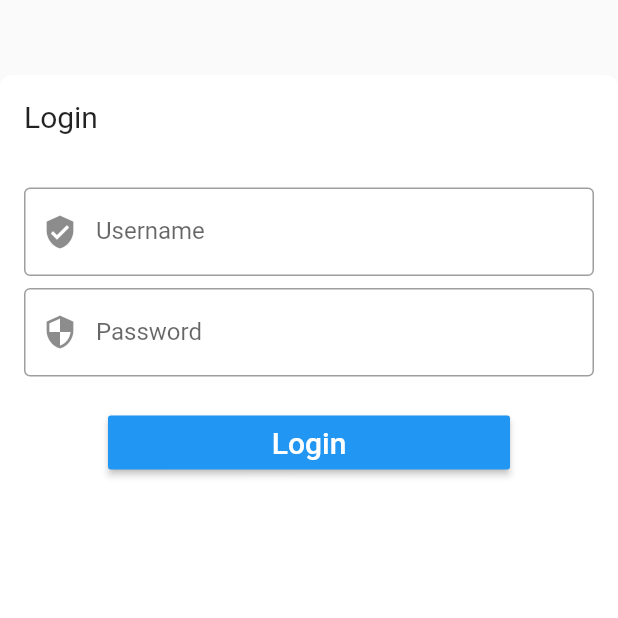
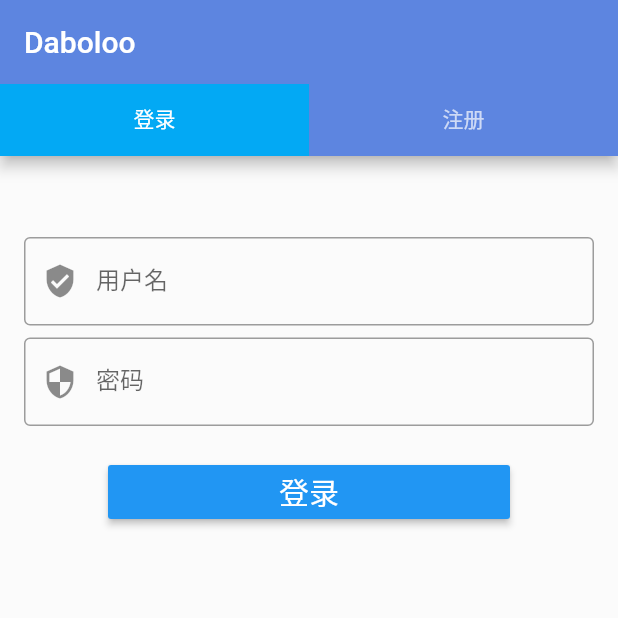
Before and after one commit to daboloo/boloo-im-app, a Flutter app: the screen it shows after launch, on a phone screen of 412 x 824 dp, the top half of it. Run offline on Flutter 3.47's test engine with Material 2 defaults, Android fonts, the phone set to English and light mode, and no system bars; our stand-ins replace convert, device_info, dio, shared_preferences.

Commit message:
完善登录注册界面和交互提示

```diff
--- a/lib/callbacks/login_callback.dart
+++ b/lib/callbacks/login_callback.dart
@@ -4,7 +4,7 @@ mixin LoginCallbackMixin {
 
   void onUserLoginSuccess(String username);
 
-  void onUserRegisterSuccess(String username);
+  void onUserRegisterSuccess(String username, String password);
 
   void onError(ErrorData errorData);
 }
--- a/lib/pages/login/login.dart
+++ b/lib/pages/login/login.dart
@@ -11,54 +11,75 @@ class LoginPage extends StatefulWidget {
   _LoginPageState createState() => _LoginPageState();
 }
 
-class _LoginPageState extends State<LoginPage> with LoginCallbackMixin {
+class _LoginPageState extends State<LoginPage> with LoginCallbackMixin, SingleTickerProviderStateMixin {
 
-  TextEditingController _controllerUserName = TextEditingController();
-  TextEditingController _controllerPassword = TextEditingController();
+  TabController _tabController;
+
+  TextEditingController _controllerLoginUserName = TextEditingController();
+  TextEditingController _controllerLoginPassword = TextEditingController();
+
+  TextEditingController _controllerRegisterUserName = TextEditingController();
+  TextEditingController _controllerRegisterPassword = TextEditingController();
 
   LoginApiRequest _httpRequest;
+
+  List tabs = ["登录", "注册"];
 
   @override
   void initState() {
     super.initState();
     _httpRequest = LoginApiRequest(this);
+    _tabController = TabController(length: tabs.length, vsync: this);
   }
 
   @override
   Widget build(BuildContext context) {
+    return Scaffold(
+      appBar: AppBar(
+        title: Text("Daboloo"),
+        bottom: PreferredSize(
+          preferredSize: Size.fromHeight(48),
+          child: Material(
+            color: Color(0xFF5D85E0),
+            child: TabBar(
+              indicator: BoxDecoration(color: Colors.lightBlue),
+              controller: _tabController,
+              tabs: tabs.map((e) => Tab(text: e)).toList()
+            ),
+          ),
+        ),
+      ),
+      body: TabBarView(
+        controller: _tabController,
+        children: <Widget>[
+          getLoginContainer(),
+          getRegisterContainer()
+        ],
+      ),
+    );
+  }
+
+  Widget getLoginContainer() {
     return Container(
-      margin: EdgeInsets.only(top: 50),
+      padding: EdgeInsets.only(top: 50),
       width: double.infinity,
       decoration: BoxDecoration(
-        color: Colors.white,
+        color: Colors.white10,
         borderRadius: BorderRadius.circular(8),
       ),
       child: Column(
         crossAxisAlignment: CrossAxisAlignment.start,
         children: <Widget>[
           Container(
-            margin: EdgeInsets.only(
-              top: 16,
-              left: 16,
-              bottom: 32,
-            ),
-            child: Text(
-              'Login',
-              style: TextStyle(
-                fontSize: 20,
-              ),
-            ),
-          ),
-          Container(
             margin: EdgeInsets.symmetric(
               vertical: 4,
               horizontal: 16,
             ),
             child: TextField(
-              controller: _controllerUserName,
+              controller: _controllerLoginUserName,
               decoration: InputDecoration(
                 border: OutlineInputBorder(),
-                labelText: 'Username',
+                labelText: '用户名',
                 prefixIcon: Icon(Icons.verified_user),
               ),
             ),
@@ -69,10 +90,10 @@ class _LoginPageState extends State<LoginPage> with LoginCallbackMixin {
               horizontal: 16,
             ),
             child: TextField(
-              controller: _controllerPassword,
+              controller: _controllerLoginPassword,
               decoration: InputDecoration(
                 border: OutlineInputBorder(),
-                labelText: 'Password',
+                labelText: '密码',
                 prefixIcon: Icon(Icons.security),
               ),
             ),
@@ -87,11 +108,80 @@ class _LoginPageState extends State<LoginPage> with LoginCallbackMixin {
                   minWidth: 268,
                   child: RaisedButton(
                     onPressed: () {
-                      _httpRequest.userPasswordLogin(_controllerUserName.text,
-                          _controllerPassword.text);
+                      _httpRequest.userPasswordLogin(_controllerLoginUserName.text,
+                          _controllerLoginPassword.text);
                     },
                     child: Text(
-                      'Login',
+                      '登录',
+                      style: TextStyle(
+                        fontSize: 20,
+                        color: Colors.white,
+                      ),
+                    ),
+                  ),
+                ),
+              ],
+            ),
+          )
+        ],
+      ),
+    );
+  }
+
+  Widget getRegisterContainer() {
+    return Container(
+      padding: EdgeInsets.only(top: 50),
+      width: double.infinity,
+      decoration: BoxDecoration(
+        color: Colors.white10,
+        borderRadius: BorderRadius.circular(8),
+      ),
+      child: Column(
+        crossAxisAlignment: CrossAxisAlignment.start,
+        children: <Widget>[
+          Container(
+            margin: EdgeInsets.symmetric(
+              vertical: 4,
+              horizontal: 16,
+            ),
+            child: TextField(
+              controller: _controllerRegisterUserName,
+              decoration: InputDecoration(
+                border: OutlineInputBorder(),
+                labelText: '用户名',
+                prefixIcon: Icon(Icons.verified_user),
+              ),
+            ),
+          ),
+          Container(
+            margin: EdgeInsets.symmetric(
+              vertical: 4,
+              horizontal: 16,
+            ),
+            child: TextField(
+              controller: _controllerRegisterPassword,
+              decoration: InputDecoration(
+                border: OutlineInputBorder(),
+                labelText: '密码',
+                prefixIcon: Icon(Icons.security),
+              ),
+            ),
+          ),
+          Container(
+            margin: EdgeInsets.symmetric(vertical: 16),
+            child: Row(
+              mainAxisSize: MainAxisSize.max,
+              mainAxisAlignment: MainAxisAlignment.center,
+              children: <Widget>[
+                ButtonTheme(
+                  minWidth: 268,
+                  child: RaisedButton(
+                    onPressed: () {
+                      _httpRequest.userRegister(_controllerRegisterUserName.text,
+                          _controllerRegisterPassword.text);
+                    },
+                    child: Text(
+                      '注册',
                       style: TextStyle(
                         fontSize: 20,
                         color: Colors.white,
@@ -119,9 +209,17 @@ class _LoginPageState extends State<LoginPage> with LoginCallbackMixin {
   }
 
   @override
-  void onUserRegisterSuccess(String username) {
+  void onUserRegisterSuccess(String username, String password) {
     //切换到登录界面
     SharedPreferenceUtils.saveString(kSharedPreferenceUserName, username);
+    FocusScope.of(context).requestFocus(FocusNode());
+    setState(() {
+      _controllerLoginUserName.text = username;
+      _controllerLoginPassword.text = password;
+      _tabController.animateTo(0);
+    });
+    Scaffold.of(context)
+        .showSnackBar(SnackBar(content: Text("注册成功")));
   }
 
   @override
--- a/lib/request/login_api_request.dart
+++ b/lib/request/login_api_request.dart
@@ -36,7 +36,7 @@ class LoginApiRequest {
     Map<String, dynamic> body = Map();
     body.addAll({
       "username": username,
-      "password": Md5Utils.generateMd5(password)
+      "password": password//Md5Utils.generateMd5(password)
     });
 
     await HttpRequest.request<String>(
@@ -45,7 +45,7 @@ class LoginApiRequest {
         data: body,
         model: _user,
         success: (result) {
-          loginCallback?.onUserRegisterSuccess(username);
+          loginCallback?.onUserRegisterSuccess(username, password);
         }, error: (errorModel) {
           loginCallback?.onError(errorModel);
     });
```
